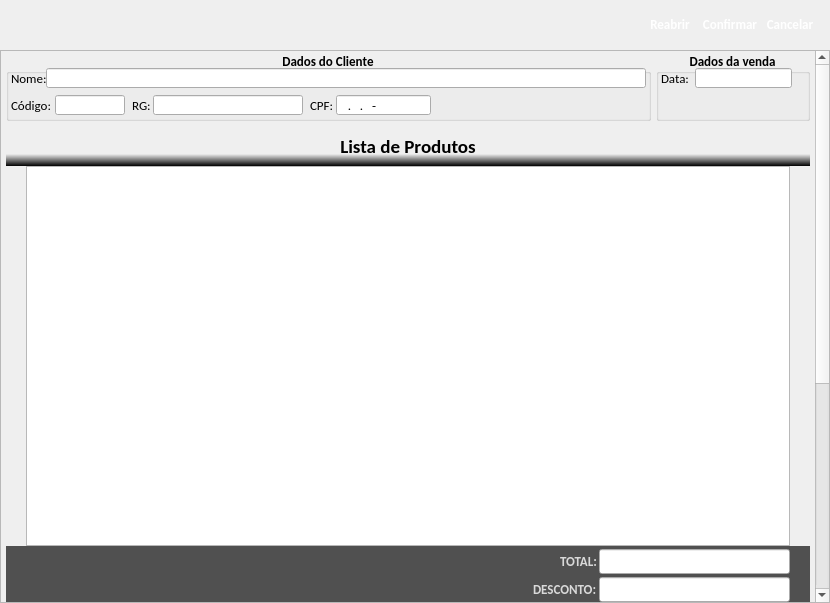
The window that loja/tela_nota_venda.ui (jmessias1725/sexloja) describes before a commit, drawn with Qt 5.
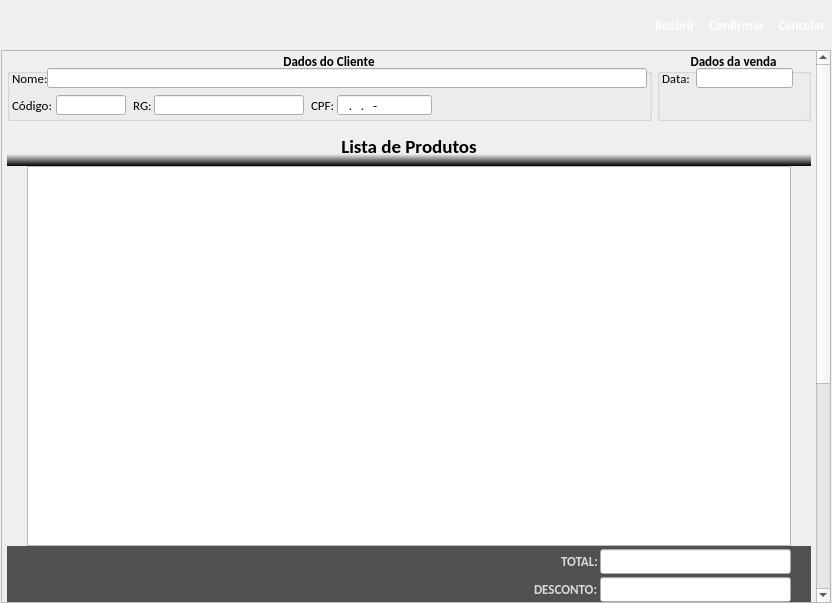
The same window after the commit. Icons and pictures are not drawn.

The edit to the form file:
```diff
--- a/loja/tela_nota_venda.ui
+++ b/loja/tela_nota_venda.ui
@@ -6,7 +6,7 @@
    <rect>
     <x>0</x>
     <y>0</y>
-    <width>830</width>
+    <width>832</width>
     <height>603</height>
    </rect>
   </property>
@@ -45,15 +45,59 @@
      <property name="frameShadow">
       <enum>QFrame::Raised</enum>
      </property>
+     <layout class="QHBoxLayout" name="horizontalLayout_5">
+      <property name="spacing">
+       <number>0</number>
+      </property>
+      <property name="margin">
+       <number>0</number>
+      </property>
+      <item>
+       <spacer name="horizontalSpacer_3">
+        <property name="orientation">
+         <enum>Qt::Horizontal</enum>
+        </property>
+        <property name="sizeHint" stdset="0">
+         <size>
+          <width>647</width>
+          <height>20</height>
+         </size>
+        </property>
+       </spacer>
+      </item>
+      <item>
+       <widget class="QToolButton" name="btn_reabrir">
+        <property name="font">
+         <font>
+          <family>Calibri</family>
+          <pointsize>10</pointsize>
+          <weight>75</weight>
+          <bold>true</bold>
+         </font>
+        </property>
+        <property name="text">
+         <string>Reabrir</string>
+        </property>
+        <property name="icon">
+         <iconset resource="imagens.qrc">
+          <normaloff>:/img/img/abrir.png</normaloff>:/img/img/abrir.png</iconset>
+        </property>
+        <property name="iconSize">
+         <size>
+          <width>20</width>
+          <height>20</height>
+         </size>
+        </property>
+        <property name="toolButtonStyle">
+         <enum>Qt::ToolButtonTextUnderIcon</enum>
+        </property>
+        <property name="autoRaise">
+         <bool>true</bool>
+        </property>
+       </widget>
+      </item>
+      <item>
      <widget class="QToolButton" name="btn_confirmar">
-      <property name="geometry">
-       <rect>
-        <x>700</x>
-        <y>2</y>
-        <width>60</width>
-        <height>45</height>
-       </rect>
-      </property>
       <property name="font">
        <font>
         <family>Calibri</family>
@@ -82,15 +126,9 @@
        <bool>true</bool>
       </property>
      </widget>
+      </item>
+      <item>
      <widget class="QToolButton" name="btn_cancelar">
-      <property name="geometry">
-       <rect>
-        <x>760</x>
-        <y>2</y>
-        <width>60</width>
-        <height>45</height>
-       </rect>
-      </property>
       <property name="font">
        <font>
         <family>Calibri</family>
@@ -119,44 +157,27 @@
        <bool>true</bool>
       </property>
      </widget>
-     <widget class="QToolButton" name="btn_reabrir">
-      <property name="geometry">
-       <rect>
-        <x>640</x>
-        <y>2</y>
-        <width>60</width>
-        <height>45</height>
-       </rect>
-      </property>
-      <property name="font">
-       <font>
-        <family>Calibri</family>
-        <pointsize>10</pointsize>
-        <weight>75</weight>
-        <bold>true</bold>
-       </font>
-      </property>
-      <property name="text">
-       <string>Reabrir</string>
-      </property>
-      <property name="icon">
-       <iconset resource="imagens.qrc">
-        <normaloff>:/img/img/abrir.png</normaloff>:/img/img/abrir.png</iconset>
-      </property>
-      <property name="iconSize">
+      </item>
+     </layout>
+    </widget>
+   </item>
+   <item>
+    <layout class="QHBoxLayout" name="horizontalLayout_4">
+     <property name="spacing">
+      <number>0</number>
+     </property>
+     <item>
+      <spacer name="horizontalSpacer">
+       <property name="orientation">
+        <enum>Qt::Horizontal</enum>
+       </property>
+       <property name="sizeHint" stdset="0">
        <size>
-        <width>20</width>
+         <width>0</width>
         <height>20</height>
        </size>
       </property>
-      <property name="toolButtonStyle">
-       <enum>Qt::ToolButtonTextUnderIcon</enum>
-      </property>
-      <property name="autoRaise">
-       <bool>true</bool>
-      </property>
-     </widget>
-    </widget>
+      </spacer>
    </item>
    <item>
     <widget class="QScrollArea" name="scrollArea">
@@ -1141,6 +1162,21 @@
       </layout>
      </widget>
     </widget>
+     </item>
+     <item>
+      <spacer name="horizontalSpacer_2">
+       <property name="orientation">
+        <enum>Qt::Horizontal</enum>
+       </property>
+       <property name="sizeHint" stdset="0">
+        <size>
+         <width>0</width>
+         <height>20</height>
+        </size>
+       </property>
+      </spacer>
+     </item>
+    </layout>
    </item>
   </layout>
  </widget>
```
Left out of the diff: 10 changed lines with no effect on the pictures. Lines whose indentation alone changed are shown as unchanged.
